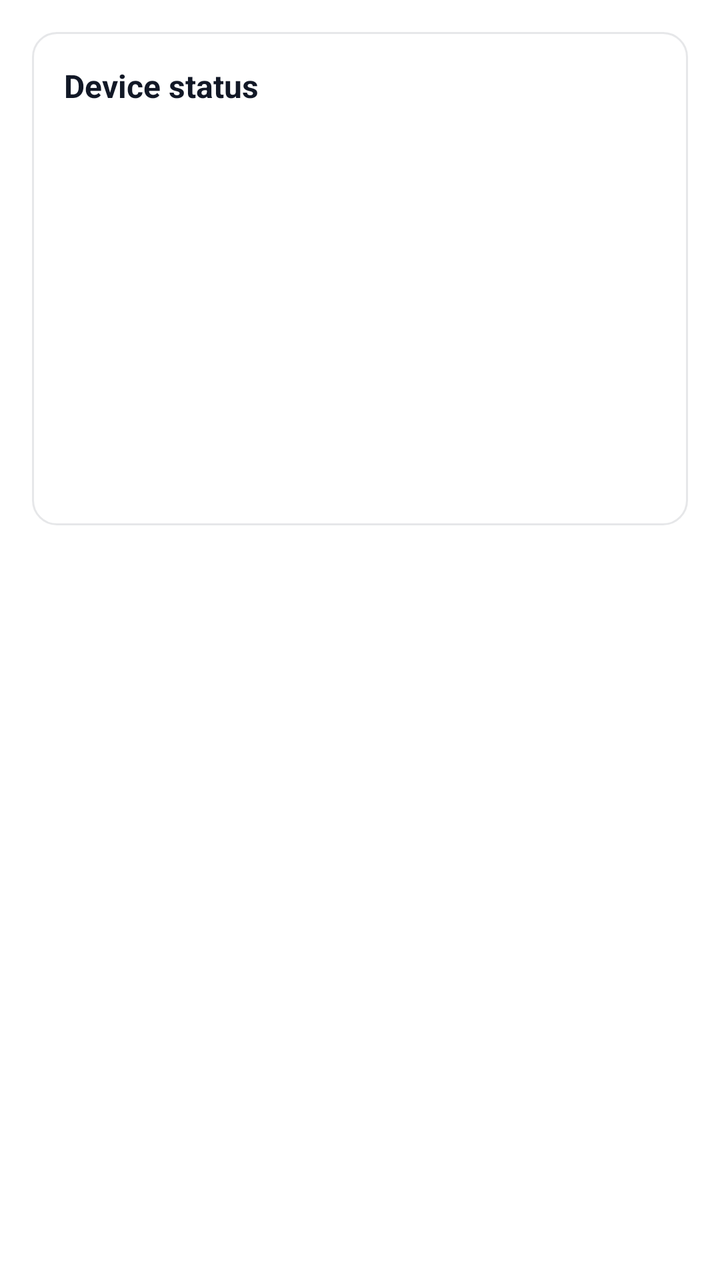
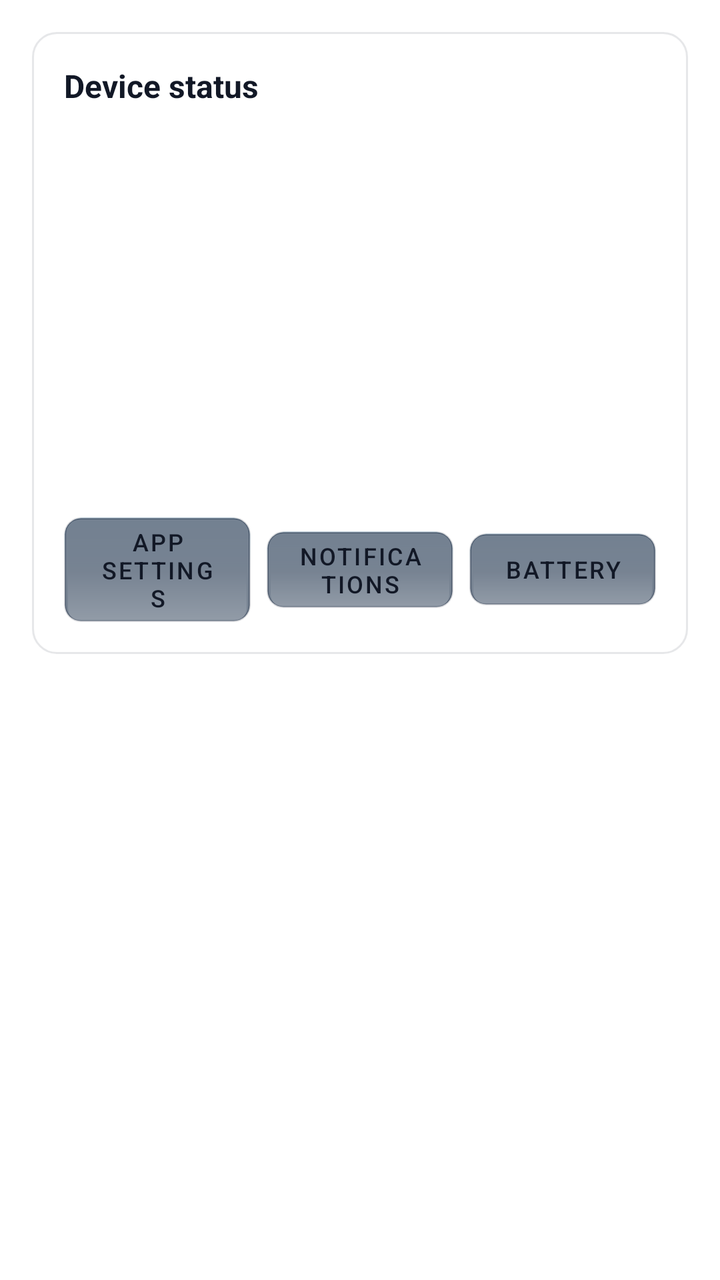

Compare the two renders of this Android layout. The source of the first and the diff that turns it into the second are given below.
<!-- AndroidManifest.xml: application theme AppTheme -->
<!-- res/layout/fragment_status.xml -->
<?xml version="1.0" encoding="utf-8"?>
<ScrollView xmlns:android="http://schemas.android.com/apk/res/android"
    android:layout_width="match_parent"
    android:layout_height="match_parent">

    <LinearLayout
        android:layout_width="match_parent"
        android:layout_height="wrap_content"
        android:orientation="vertical"
        android:padding="16dp">

        <LinearLayout
            android:layout_width="match_parent"
            android:layout_height="wrap_content"
            android:background="@drawable/glass_panel"
            android:orientation="vertical"
            android:padding="16dp">

            <TextView
                android:id="@+id/status_header"
                android:layout_width="match_parent"
                android:layout_height="wrap_content"
                android:text="@string/status_header"
                android:textColor="@color/text_primary"
                android:textSize="16sp"
                android:textStyle="bold" />

            <TextView
                android:id="@+id/status_device_id"
                android:layout_width="match_parent"
                android:layout_height="wrap_content"
                android:layout_marginTop="12dp"
                android:textColor="@color/text_secondary"
                android:textSize="14sp" />

            <TextView
                android:id="@+id/status_connection"
                android:layout_width="match_parent"
                android:layout_height="wrap_content"
                android:layout_marginTop="8dp"
                android:textColor="@color/text_secondary"
                android:textSize="14sp" />

            <TextView
                android:id="@+id/status_queue_depth"
                android:layout_width="match_parent"
                android:layout_height="wrap_content"
                android:layout_marginTop="8dp"
                android:textColor="@color/text_secondary"
                android:textSize="14sp" />

            <TextView
                android:id="@+id/status_last_rtt"
                android:layout_width="match_parent"
                android:layout_height="wrap_content"
                android:layout_marginTop="8dp"
                android:textColor="@color/text_secondary"
                android:textSize="14sp" />

            <TextView
                android:id="@+id/status_last_send"
                android:layout_width="match_parent"
                android:layout_height="wrap_content"
                android:layout_marginTop="8dp"
                android:textColor="@color/text_secondary"
                android:textSize="14sp" />

            <TextView
                android:id="@+id/status_sim_summary"
                android:layout_width="match_parent"
                android:layout_height="wrap_content"
                android:layout_marginTop="8dp"
                android:textColor="@color/text_secondary"
                android:textSize="14sp" />

            <TextView
                android:id="@+id/status_reconcile"
                android:layout_width="match_parent"
                android:layout_height="wrap_content"
                android:layout_marginTop="8dp"
                android:textColor="@color/text_secondary"
                android:textSize="14sp" />
        </LinearLayout>
    </LinearLayout>
</ScrollView>
<!-- resources referenced by this layout -->
<resources>
  <color name="text_primary">#121826</color>
  <color name="text_secondary">#3A455A</color>
  <!-- drawable glass_panel (drawable) -->
  <?xml version="1.0" encoding="utf-8"?>
  <shape xmlns:android="http://schemas.android.com/apk/res/android" android:shape="rectangle">
      <solid android:color="@color/graphite_panel" />
      <stroke
          android:width="1dp"
          android:color="@color/graphite_border" />
      <corners android:radius="12dp" />
      <padding
          android:left="12dp"
          android:top="12dp"
          android:right="12dp"
          android:bottom="12dp" />
  </shape>
  <string name="status_header">Device status</string>
  <style name="AppTheme" parent="Theme.MaterialComponents.DayNight.NoActionBar">
          <item name="android:statusBarColor">@color/graphite_bg</item>
          <item name="android:windowLightStatusBar">true</item>
          <item name="colorPrimary">@color/accent_primary</item>
          <item name="colorPrimaryVariant">@color/accent_info</item>
          <item name="colorSecondary">@color/accent_info</item>
          <item name="colorSurface">@color/graphite_panel_solid</item>
          <item name="colorOnPrimary">@color/text_primary</item>
          <item name="colorOnSurface">@color/text_primary</item>
          <item name="colorControlActivated">@color/accent_primary</item>
          <item name="colorControlHighlight">@color/accent_primary</item>
          <item name="materialButtonStyle">@style/GlassButton</item>
          <item name="preferenceTheme">@style/PreferenceThemeOverlayGlass</item>
      </style>
  <color name="graphite_panel">#B7FFFFFF</color>
  <color name="graphite_border">#1A121826</color>
  <color name="graphite_bg">#F6F7FA</color>
  <color name="accent_primary">#1FA7E6</color>
  <color name="accent_info">#4658F0</color>
  <color name="graphite_panel_solid">#FFFFFF</color>
  <style name="GlassButton" parent="Widget.MaterialComponents.Button">
          <item name="android:background">@drawable/glass_button</item>
          <item name="android:backgroundTint">@null</item>
          <item name="backgroundTint">@null</item>
          <item name="android:insetLeft">0dp</item>
          <item name="android:insetRight">0dp</item>
          <item name="android:insetTop">0dp</item>
          <item name="android:insetBottom">0dp</item>
          <item name="android:textColor">@color/text_primary</item>
      </style>
  <style name="PreferenceThemeOverlayGlass" parent="PreferenceThemeOverlay.v14.Material">
          <item name="android:colorAccent">@color/accent_primary</item>
          <item name="colorAccent">@color/accent_primary</item>
          <item name="android:textColorPrimary">@color/text_primary</item>
          <item name="android:textColorSecondary">@color/text_secondary</item>
      </style>
  <!-- drawable glass_button: vector/xml drawable (drawable, 2536 chars, omitted) -->
</resources>

<!-- the commit's change to res/layout/fragment_status.xml (unified diff, before → after) -->
@@ -80,6 +80,46 @@
                 android:layout_marginTop="8dp"
                 android:textColor="@color/text_secondary"
                 android:textSize="14sp" />
+
+            <LinearLayout
+                android:layout_width="match_parent"
+                android:layout_height="wrap_content"
+                android:layout_marginTop="12dp"
+                android:orientation="horizontal"
+                android:gravity="center_vertical">
+
+                <Button
+                    android:id="@+id/status_open_settings"
+                    android:layout_width="0dp"
+                    android:layout_height="wrap_content"
+                    android:layout_weight="1"
+                    android:background="@drawable/glass_button"
+                    style="@style/ButtonSmallGlass"
+                    android:text="@string/status_action_app_settings"
+                    android:textColor="@color/text_primary" />
+
+                <Button
+                    android:id="@+id/status_open_notifications"
+                    android:layout_width="0dp"
+                    android:layout_height="wrap_content"
+                    android:layout_weight="1"
+                    android:layout_marginStart="8dp"
+                    android:background="@drawable/glass_button"
+                    style="@style/ButtonSmallGlass"
+                    android:text="@string/status_action_notifications"
+                    android:textColor="@color/text_primary" />
+
+                <Button
+                    android:id="@+id/status_open_battery"
+                    android:layout_width="0dp"
+                    android:layout_height="wrap_content"
+                    android:layout_weight="1"
+                    android:layout_marginStart="8dp"
+                    android:background="@drawable/glass_button"
+                    style="@style/ButtonSmallGlass"
+                    android:text="@string/status_action_battery"
+                    android:textColor="@color/text_primary" />
+            </LinearLayout>
         </LinearLayout>
     </LinearLayout>
 </ScrollView>
<!-- resource entries referenced after the edit -->
@@ -16,7 +16,14 @@
           android:right="12dp"
           android:bottom="12dp" />
   </shape>
+  <string name="status_action_app_settings">App Settings</string>
+  <string name="status_action_battery">Battery</string>
+  <string name="status_action_notifications">Notifications</string>
   <string name="status_header">Device status</string>
+  <style name="ButtonSmallGlass" parent="GlassButton">
+          <item name="android:minHeight">36dp</item>
+          <item name="android:textSize">12sp</item>
+      </style>
   <style name="AppTheme" parent="Theme.MaterialComponents.DayNight.NoActionBar">
           <item name="android:statusBarColor">@color/graphite_bg</item>
           <item name="android:windowLightStatusBar">true</item>
